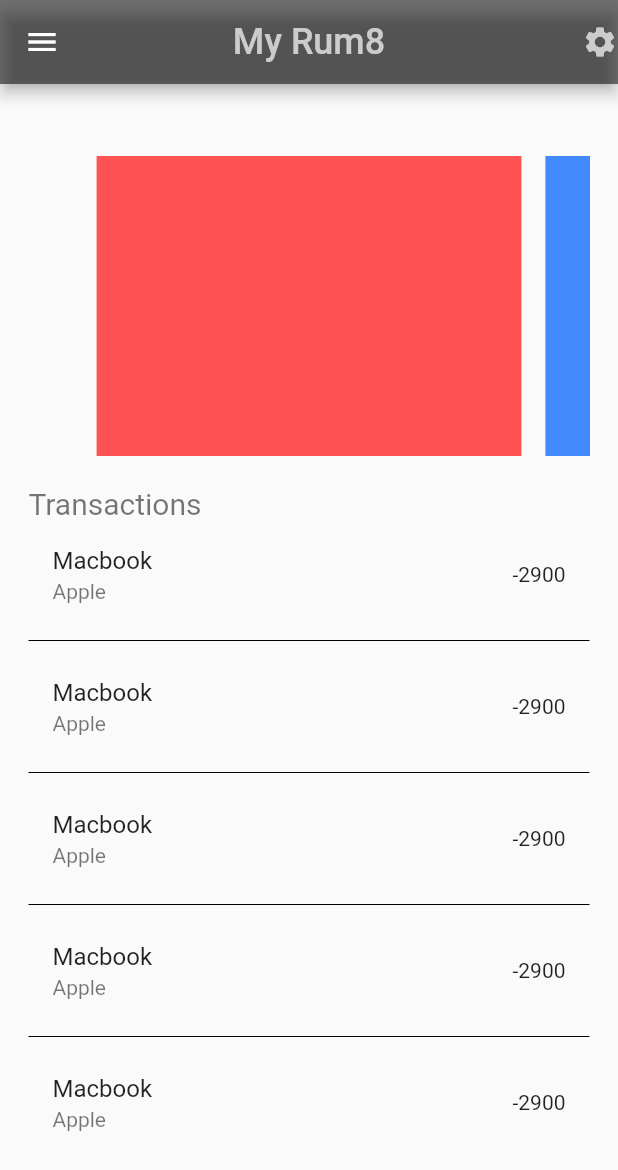
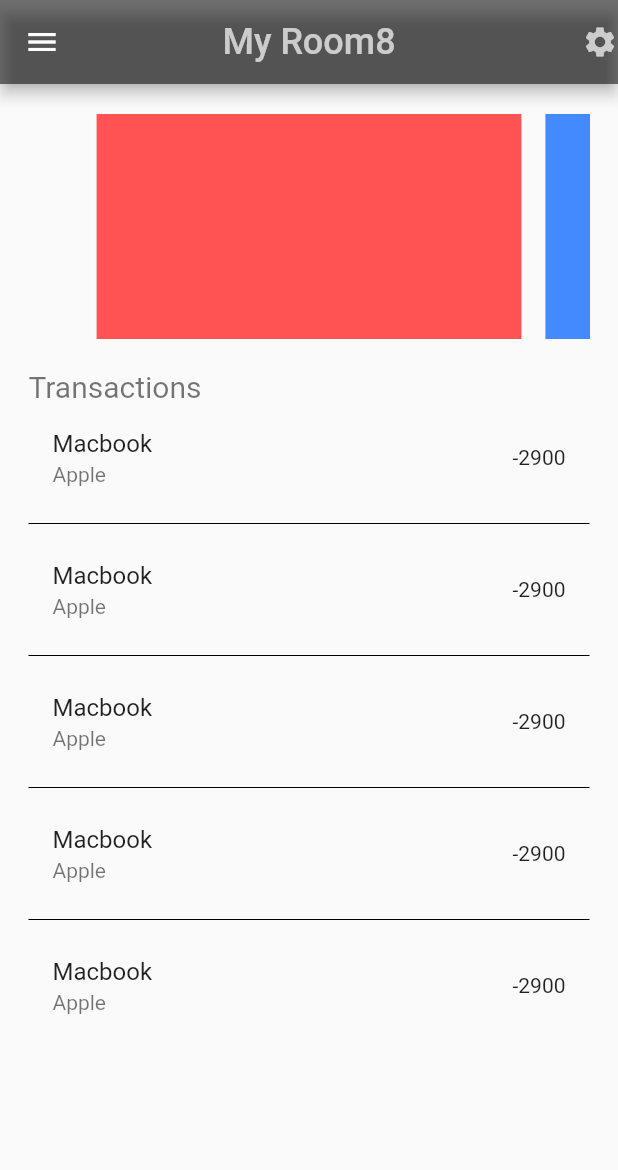
Before and after one commit to sam08081991/room8, a Flutter app: the MenuDashboardPage screen opened directly, on a phone screen of 412 x 824 dp. Shown: the top 1170 px of the screen. Run offline on Flutter 3.47's test engine with Material 2 defaults, Android fonts, the phone set to English and light mode, and no system bars; our stand-ins replace cloud_firestore, file_picker, firebase_auth, firebase_database, firebase_storage; accounts and stored records are empty.

```diff
--- a/lib/src/app.dart
+++ /dev/null
@@ -1,18 +0,0 @@
-import 'package:flutter/material.dart';
-import 'package:flutter_app/src/resources/login_page.dart';
-import 'blocs/auth_bloc.dart';
-
-class MyApp extends InheritedWidget {
-  final AuthBloc authBloc;
-  final Widget child;
-  MyApp(this.authBloc, this.child) : super(child: child);
-
-  @override
-  bool updateShouldNotify(InheritedWidget oldWidget) {
-    return false;
-  }
-
-  static MyApp of(BuildContext context) {
-    return context.dependOnInheritedWidgetOfExactType<MyApp>();
-  }
-}
--- a/lib/src/resources/home_page.dart
+++ b/lib/src/resources/home_page.dart
@@ -1,29 +1,30 @@
+import 'package:firebase_auth/firebase_auth.dart';
+import 'package:flutter/animation.dart';
+import 'package:flutter/cupertino.dart';
 import 'package:flutter/material.dart';
+import 'package:flutter_app/src/fire_base/fire_base_auth.dart';
+import 'package:flutter_app/src/resources/login_page.dart';
 import './page.dart';
 
 class MenuDashboardPage extends StatefulWidget {
+  MenuDashboardPage({this.auth});
+  final BaseAuth auth;
+
   @override
   _MenuDashboardPageState createState() => _MenuDashboardPageState();
 }
 
+enum AuthStatus {
+  signedIn,
+}
+
 class _MenuDashboardPageState extends State<MenuDashboardPage>
-    with SingleTickerProviderStateMixin {
-  String currentProfilePic =
-      "https://avatars3.githubusercontent.com/u/16825392?s=460&v=4";
-  String otherProfilePic =
-      "https://yt3.ggpht.com/-2_2skU9e2Cw/AAAAAAAAAAI/AAAAAAAAAAA/6NpH9G8NWf4/s900-c-k-no-mo-rj-c0xffffff/photo.jpg";
+    with TickerProviderStateMixin {
+  String currentProfilePic = null;
   bool isCollapsed = true;
   double screenWidth, screenHeight;
   final Duration duration = const Duration(milliseconds: 200);
   AnimationController _controller;
-
-  void switchAccounts() {
-    String picBackup = currentProfilePic;
-    this.setState(() {
-      currentProfilePic = otherProfilePic;
-      otherProfilePic = picBackup;
-    });
-  }
 
   @override
   void initState() {
@@ -54,9 +55,12 @@ class _MenuDashboardPageState extends State<MenuDashboardPage>
   }
 
   Widget dashboard(BuildContext context) {
+//    FirebaseUser user = this.getUser(widget.auth.currentUser());
+//    print(user);
+//    ref.getDownloadURL().then((loc) => setState(() => currentProfilePic = loc));
     return new Scaffold(
         appBar: new AppBar(
-          title: new Text("My Rum8",
+          title: new Text("My Room8",
               style: TextStyle(fontSize: 24, color: Colors.white70)),
           centerTitle: true,
           backgroundColor: Colors.black54,
@@ -77,31 +81,23 @@ class _MenuDashboardPageState extends State<MenuDashboardPage>
           child: new ListView(
             children: <Widget>[
               new UserAccountsDrawerHeader(
-                accountEmail: new Text("bramvbilsen@gmail.com"),
-                accountName: new Text("Bramvbilsen"),
+                accountEmail: new Text("samsam@gmail.com"),
+                accountName: new Text("Sam Nguyen"),
                 currentAccountPicture: new GestureDetector(
                   child: new CircleAvatar(
-                    backgroundImage: new NetworkImage(currentProfilePic),
+                    backgroundImage:
+                        new Image.asset('default-avatar.png').image,
                   ),
                   onTap: () => print("This is your current account."),
                 ),
-                otherAccountsPictures: <Widget>[
-                  new GestureDetector(
-                    child: new CircleAvatar(
-                      backgroundImage: new NetworkImage(otherProfilePic),
-                    ),
-                    onTap: () => switchAccounts(),
-                  ),
-                ],
                 decoration: new BoxDecoration(
                     image: new DecorationImage(
-                        image: new NetworkImage(
-                            "https://img00.deviantart.net/35f0/i/2015/018/2/6/low_poly_landscape__the_river_cut_by_bv_designs-d8eib00.jpg"),
+                        image: new AssetImage("menu-top-background.jpg"),
                         fit: BoxFit.fill)),
               ),
               new ListTile(
-                  title: new Text("Page One"),
-                  trailing: new Icon(Icons.arrow_upward),
+                  title: new Text("Update room information"),
+                  trailing: new Icon(Icons.home),
                   onTap: () {
                     Navigator.of(context).pop();
                     Navigator.of(context).push(new MaterialPageRoute(
@@ -109,19 +105,24 @@ class _MenuDashboardPageState extends State<MenuDashboardPage>
                             new Page("First Page")));
                   }),
               new ListTile(
-                  title: new Text("Page Two"),
-                  trailing: new Icon(Icons.arrow_right),
+                  title: new Text("Update profile"),
+                  trailing: new Icon(Icons.info),
                   onTap: () {
                     Navigator.of(context).pop();
                     Navigator.of(context).push(new MaterialPageRoute(
                         builder: (BuildContext context) =>
-                            new Page("Second Page")));
+                            new Page("First Page")));
                   }),
+              new ListTile(
+                title: new Text("Cancel"),
+                trailing: new Icon(Icons.input),
+                onTap: () => Navigator.pop(context),
+              ),
               new Divider(),
               new ListTile(
-                title: new Text("Cancel"),
+                title: new Text("Sign out"),
                 trailing: new Icon(Icons.cancel),
-                onTap: () => Navigator.pop(context),
+                onTap: _onSignOutClicked,
               ),
             ],
           ),
@@ -133,12 +134,12 @@ class _MenuDashboardPageState extends State<MenuDashboardPage>
             scrollDirection: Axis.vertical,
             physics: ClampingScrollPhysics(),
             child: Container(
-              padding: const EdgeInsets.only(left: 16, right: 16, top: 48),
+              padding: const EdgeInsets.only(left: 16, right: 16, top: 20),
               child: Column(
                 crossAxisAlignment: CrossAxisAlignment.start,
                 children: <Widget>[
                   Container(
-                    height: 200,
+                    height: 150,
                     child: PageView(
                       controller: PageController(viewportFraction: 0.8),
                       scrollDirection: Axis.horizontal,
@@ -189,4 +190,25 @@ class _MenuDashboardPageState extends State<MenuDashboardPage>
           ),
         ));
   }
+
+  void _onSignOutClicked() async {
+    try {
+      await widget.auth.signOut();
+      Navigator.of(context).pop();
+      Navigator.of(context).push(MaterialPageRoute(
+          builder: (context) => LoginPage(auth: widget.auth)));
+    } catch (e) {
+      print(e);
+    }
+  }
+
+  FirebaseUser getUser(Future<FirebaseUser> user) {
+    FirebaseUser result;
+    user.then((user) {
+      if (user != null) {
+        result = user;
+      }
+    });
+    return result;
+  }
 }
```
Also changed, not shown: lib/main.dart (+16 -10 lines), lib/src/blocs/auth_bloc.dart (deleted, +0 -61 lines), lib/src/const.dart (added, +14 -0 lines), lib/src/fire_base/fire_base_auth.dart (+115 -10 lines), lib/src/models/user.dart (added, +11 -0 lines), lib/src/resources/login_page.dart (+29 -30 lines), lib/src/resources/register_page.dart (+60 -21 lines), lib/src/root_page.dart (added, +36 -0 lines), lib/src/validators.dart (added, +16 -0 lines), pubspec.yaml (+10 -2 lines), assets/default-avatar.png (added), assets/menu-top-background.jpg (added), assets/room8-logo.png (added), lib/src/models/message.dart (added), 2 more files, 2 other files.
